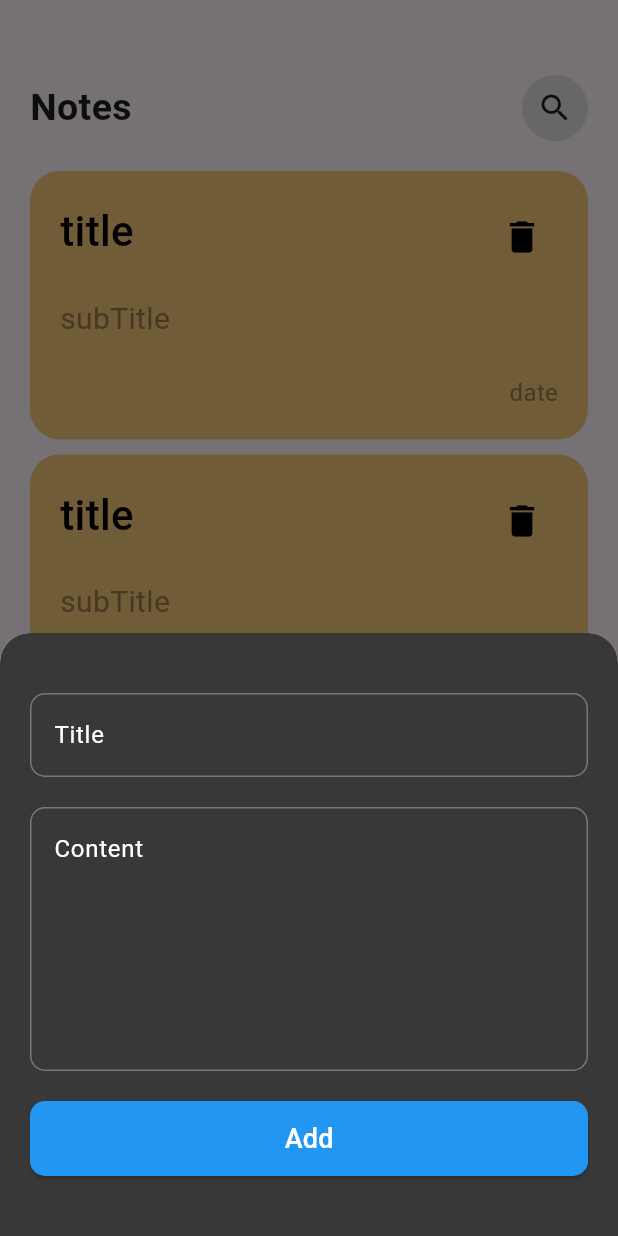
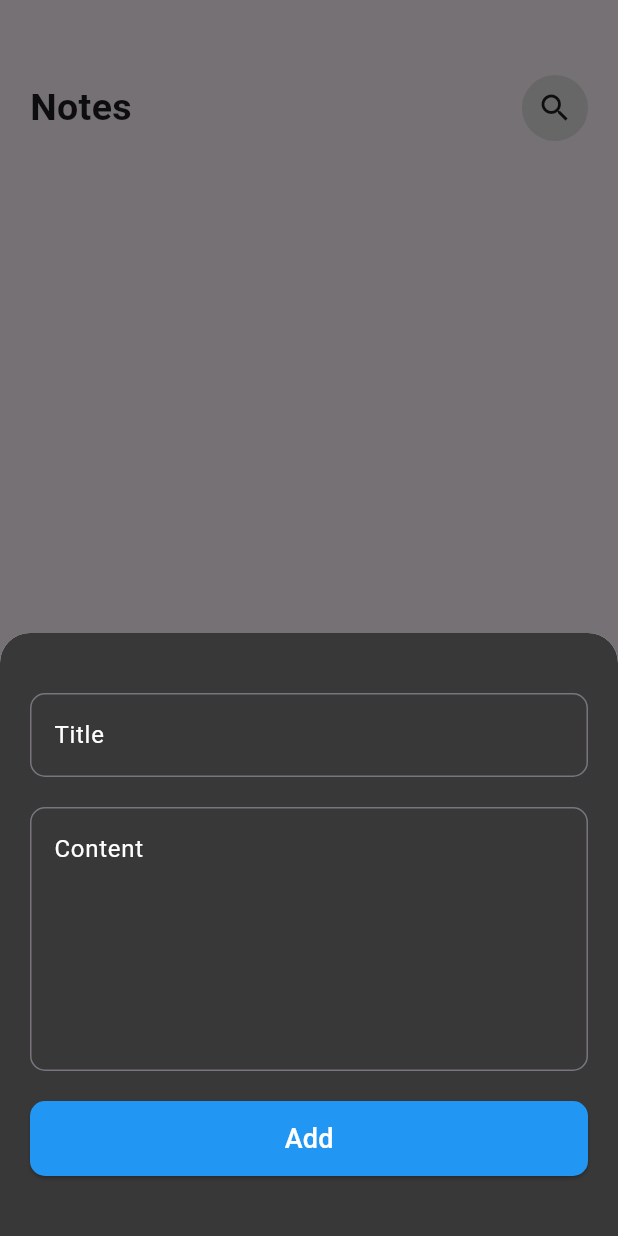
Before and after one commit to AhmedOmara-Flutter/hive_note_app, a Flutter app: the screen it shows after launch, after a tap on the "add" icon, on a phone screen of 412 x 824 dp. Run offline on Flutter 3.47's test engine with Material 3 defaults, Android fonts, the phone set to English and light mode, and no system bars; our stand-ins replace bloc, flutter_bloc, hive, hive_flutter; accounts and stored records are empty.

Commit message:
display notes

```diff
--- a/lib/cubit/add_note_cubit.dart
+++ b/lib/cubit/add_note_cubit.dart
@@ -2,7 +2,7 @@ import 'package:bloc/bloc.dart';
 import 'package:flutter_bloc/flutter_bloc.dart';
 import 'package:hive/hive.dart';
 import 'package:hive_note_app/models/note_item_model.dart';
-import 'package:hive_note_app/views/widgets/constants.dart';
+import 'package:hive_note_app/views/utils/constants.dart';
 import 'package:meta/meta.dart';
 
 part 'add_note_state.dart';
@@ -10,10 +10,6 @@ part 'add_note_state.dart';
 class AddNoteCubit extends Cubit<AddNoteState> {
   AddNoteCubit() : super(AddNoteInitial());
   static AddNoteCubit get(context) => BlocProvider.of<AddNoteCubit>(context);
-
-  List<NoteItemModel> notes = [
-
-  ];
 
 
   void addNote(NoteItemModel note) async{
@@ -27,12 +23,4 @@ class AddNoteCubit extends Cubit<AddNoteState> {
       emit(AddNoteFailure(e.toString()));
     }
   }
-
-
-  void getNote(){
-    var box = Hive.box<NoteItemModel>(Constants.kNoteBox);
-    notes = box.values.toList();
-    emit(AddNoteSuccess());
-
-  }
 }
--- /dev/null
+++ b/lib/cubit/get_note_cubit.dart
@@ -0,0 +1,19 @@
+import 'package:flutter/material.dart';
+import 'package:flutter_bloc/flutter_bloc.dart';
+import 'package:hive/hive.dart';
+import '../models/note_item_model.dart';
+import '../views/utils/constants.dart';
+part 'get_note_state.dart';
+
+class GetNoteCubit extends Cubit<GetNoteState> {
+  GetNoteCubit() : super(GetNoteInitial());
+
+  static GetNoteCubit get(context) => BlocProvider.of(context);
+  List<NoteItemModel> notes = [];
+
+  void getNote() {
+    var box = Hive.box<NoteItemModel>(Constants.kNoteBox);
+    notes = box.values.toList().reversed.toList();
+    emit(GetNoteSuccess());
+  }
+}
--- /dev/null
+++ b/lib/cubit/get_note_state.dart
@@ -0,0 +1,8 @@
+part of 'get_note_cubit.dart';
+
+@immutable
+sealed class GetNoteState {}
+
+final class GetNoteInitial extends GetNoteState {}
+
+final class GetNoteSuccess extends GetNoteState {}
--- a/lib/main.dart
+++ b/lib/main.dart
@@ -5,7 +5,7 @@ import 'package:hive_note_app/cubit/add_note_cubit.dart';
 import 'package:hive_note_app/cubit/simple_bloc_observer.dart';
 import 'package:hive_note_app/models/note_item_model.dart';
 import 'package:hive_note_app/views/note_app_home_view.dart';
-import 'package:hive_note_app/views/widgets/constants.dart';
+import 'package:hive_note_app/views/utils/constants.dart';
 
 void main() async {
   WidgetsFlutterBinding.ensureInitialized();
@@ -25,7 +25,7 @@ class MyApp extends StatelessWidget {
   Widget build(BuildContext context) {
     return MultiBlocProvider(
       providers: [
-        BlocProvider(create: (context) => AddNoteCubit()..getNote()),
+        BlocProvider(create: (context) => AddNoteCubit()),
       ],
       child: MaterialApp(
         theme: ThemeData(),
--- a/lib/views/note_app_home_view.dart
+++ b/lib/views/note_app_home_view.dart
@@ -1,4 +1,6 @@
 import 'package:flutter/material.dart';
+import 'package:flutter_bloc/flutter_bloc.dart';
+import 'package:hive_note_app/cubit/get_note_cubit.dart';
 import 'package:hive_note_app/views/widgets/build_floating_action_button.dart';
 import 'package:hive_note_app/views/widgets/custom_appbar.dart';
 import 'package:hive_note_app/views/widgets/notes_item.dart';
@@ -9,6 +11,11 @@ class NoteAppHomeView extends StatelessWidget {
 
   @override
   Widget build(BuildContext context) {
+    return BlocProvider(
+      create: (context) => GetNoteCubit()..getNote(),
+      child: BlocBuilder<GetNoteCubit, GetNoteState>(
+        builder: (context, state) {
+          var item=GetNoteCubit.get(context).notes;
           return Scaffold(
             floatingActionButton: BuildFloatingActionButton(),
             body: CustomScrollView(
@@ -18,17 +25,19 @@ class NoteAppHomeView extends StatelessWidget {
                       padding: const EdgeInsets.symmetric(horizontal: 20),
                       child: CustomAppbar(label: 'Notes', icon: Icons.search,),
                     )),
-          SliverList.separated(
+                SliverList.builder(
                   itemBuilder: (context, index) =>
-                NotesItem(noteItemModel: NoteItemModel(title: 'title',
-                    subTitle: 'subTitle',
-                    color: 1,
-                    date: 'date'),),
-            separatorBuilder: (context, index) => SizedBox(height: 10),
-            itemCount: 10,
+                      NotesItem(noteItemModel: NoteItemModel(title:item[index].title ,
+                          subTitle: item[index].subTitle,
+                          color: item[index].color,
+                          date: item[index].date),),
+                  itemCount: GetNoteCubit.get(context).notes.length,
                 ),
               ],
             ),
           );
+        },
+      ),
+    );
   }
 }
--- a/lib/views/widgets/build_floating_action_button.dart
+++ b/lib/views/widgets/build_floating_action_button.dart
@@ -1,5 +1,4 @@
 import 'package:flutter/material.dart';
-
 import 'build_modal_bottom_sheet.dart';
 
 class BuildFloatingActionButton extends StatelessWidget {
--- a/lib/views/widgets/notes_item.dart
+++ b/lib/views/widgets/notes_item.dart
@@ -1,4 +1,5 @@
 import 'package:flutter/material.dart';
+import 'package:hive_note_app/views/utils/utils.dart';
 import 'package:hive_note_app/views/widgets/edit_notes_app_view.dart';
 import '../../models/note_item_model.dart';
 
@@ -17,7 +18,7 @@ class NotesItem extends StatelessWidget {
         );
       },
       child: Container(
-        margin: EdgeInsets.symmetric(horizontal: 20),
+        margin: EdgeInsets.only(left: 20, right: 20, bottom: 10),
         padding: const EdgeInsets.all(20),
         decoration: BoxDecoration(
           color: const Color(0xFFF4C978),
@@ -63,7 +64,7 @@ class NotesItem extends StatelessWidget {
              Align(
               alignment: Alignment.bottomRight,
               child: Text(
-                noteItemModel.date,
+                Utils.formateDate(noteItemModel.date),
                 style: TextStyle(fontSize: 16, color: Color(0xFF9E7B4D)),
               ),
             ),
--- a/pubspec.yaml
+++ b/pubspec.yaml
@@ -36,6 +36,8 @@ dependencies:
   flutter_bloc: ^9.1.1
   cupertino_icons: ^1.0.8
   modal_progress_hud_nsn: ^0.5.1
+  intl: ^0.20.2
+
 
 dev_dependencies:
   flutter_test:
```
Also changed, not shown: lib/views/utils/utils.dart (added, +8 -0 lines), lib/generated/assets.dart (added), lib/views/utils/constants.dart (renamed from lib/views/widgets/constants.dart), pubspec.lock. Lines whose indentation alone changed are shown as unchanged.
